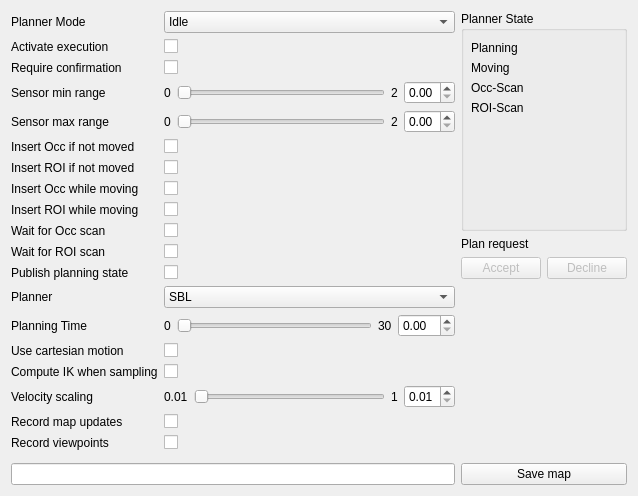
First picture: the form in src/rqt_roi_viewpoint_planner/roi_viewpoint_planner_rqt_plugin.ui, repository Eruvae/rqt_roi_viewpoint_planner, before the edit.
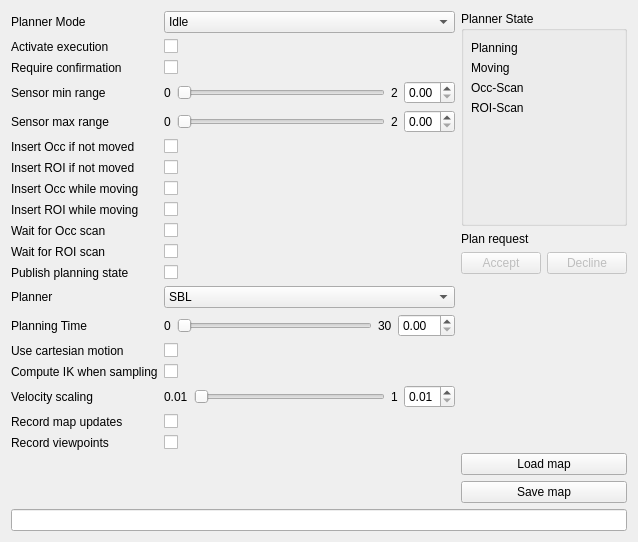
Second picture: the form after the edit. Custom widgets are drawn as their Qt base class.

Commit message: Added button to load saved planning octree

Patch:
```diff
--- a/src/rqt_roi_viewpoint_planner/roi_viewpoint_planner_rqt_plugin.ui
+++ b/src/rqt_roi_viewpoint_planner/roi_viewpoint_planner_rqt_plugin.ui
@@ -7,14 +7,14 @@
     <x>0</x>
     <y>0</y>
     <width>638</width>
-    <height>496</height>
+    <height>542</height>
    </rect>
   </property>
   <property name="windowTitle">
    <string>Form</string>
   </property>
   <layout class="QGridLayout" name="gridLayout">
-   <item row="0" column="0" rowspan="2">
+   <item row="0" column="0" rowspan="4">
     <layout class="QFormLayout" name="configLayout">
      <item row="0" column="0">
       <widget class="QLabel" name="modeLabel">
@@ -554,16 +554,23 @@
      </item>
     </layout>
    </item>
-   <item row="2" column="0">
-    <widget class="QLineEdit" name="statusTextBox"/>
-   </item>
    <item row="2" column="1">
+    <widget class="QPushButton" name="loadMapPushButton">
+     <property name="text">
+      <string>Load map</string>
+     </property>
+    </widget>
+   </item>
+   <item row="3" column="1">
     <widget class="QPushButton" name="saveMapPushButton">
      <property name="text">
       <string>Save map</string>
      </property>
     </widget>
    </item>
+   <item row="4" column="0" colspan="2">
+    <widget class="QLineEdit" name="statusTextBox"/>
+   </item>
   </layout>
  </widget>
  <customwidgets>
```
The commit also changes 2 other files.
